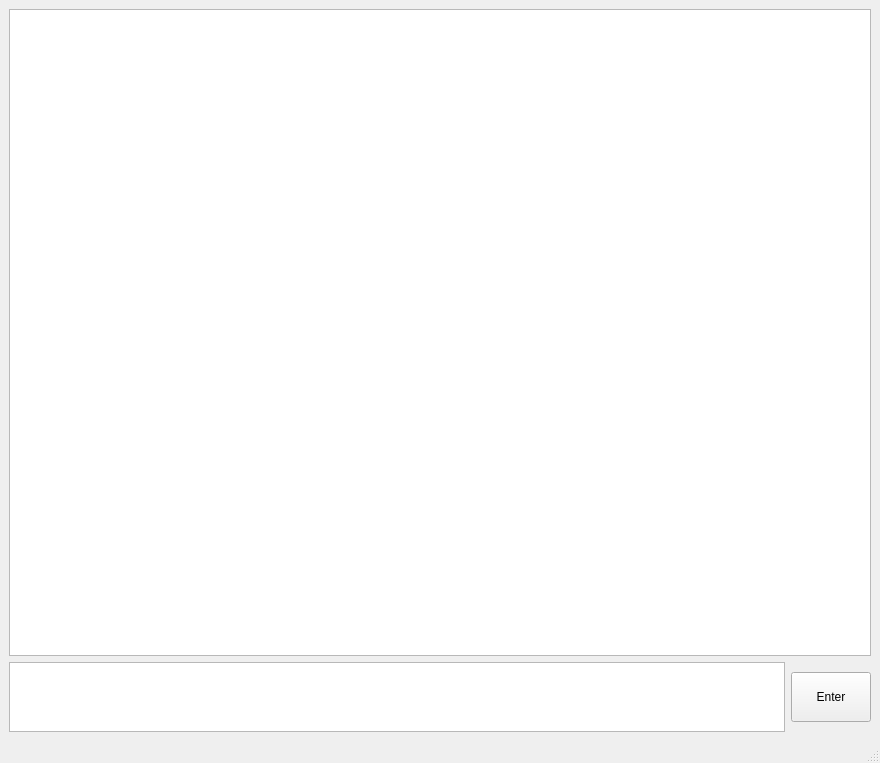
Qt form src/interface.ui (Mark-mmv/Demo_ChatBot) before a commit.
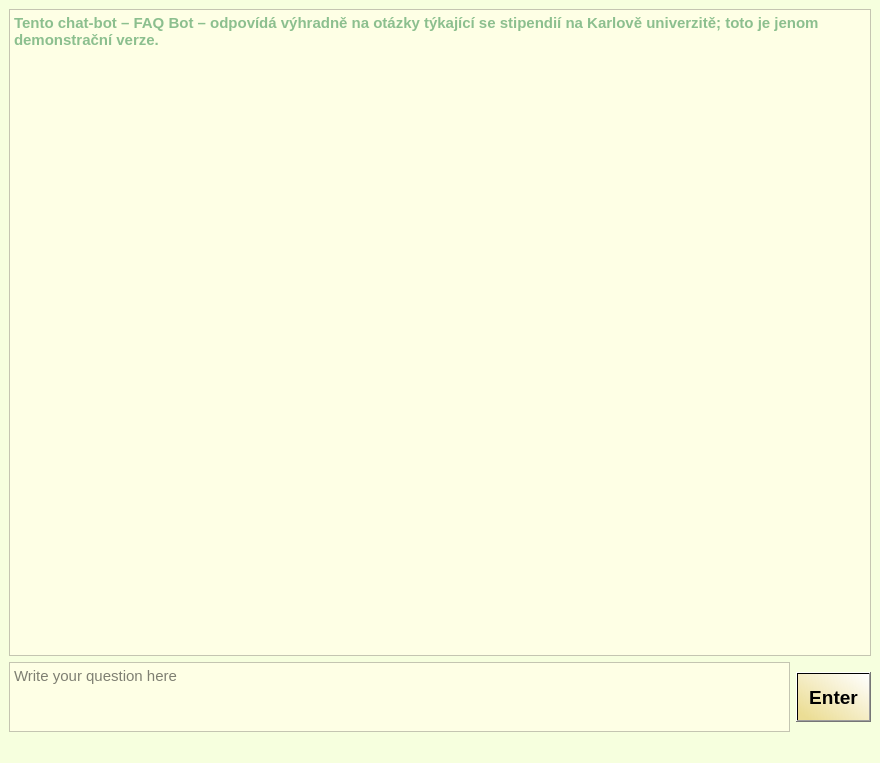
The same form after that commit.

Commit message: 2 commit, some interface changes and create .env_example

Diff of the .ui file:
```diff
--- a/src/interface.ui
+++ b/src/interface.ui
@@ -11,7 +11,10 @@
    </rect>
   </property>
   <property name="windowTitle">
-   <string>MainWindow</string>
+   <string>FAQ Bot</string>
+  </property>
+  <property name="styleSheet">
+   <string notr="true">background-color: rgb(246, 255, 222);</string>
   </property>
   <widget class="QWidget" name="centralwidget">
    <layout class="QVBoxLayout" name="verticalLayout">
@@ -20,6 +23,15 @@
       <property name="palette">
        <palette>
         <active>
+         <colorrole role="Button">
+          <brush brushstyle="SolidPattern">
+           <color alpha="255">
+            <red>254</red>
+            <green>255</green>
+            <blue>229</blue>
+           </color>
+          </brush>
+         </colorrole>
          <colorrole role="Text">
           <brush brushstyle="SolidPattern">
            <color alpha="255">
@@ -29,6 +41,24 @@
            </color>
           </brush>
          </colorrole>
+         <colorrole role="Base">
+          <brush brushstyle="SolidPattern">
+           <color alpha="255">
+            <red>254</red>
+            <green>255</green>
+            <blue>229</blue>
+           </color>
+          </brush>
+         </colorrole>
+         <colorrole role="Window">
+          <brush brushstyle="SolidPattern">
+           <color alpha="255">
+            <red>254</red>
+            <green>255</green>
+            <blue>229</blue>
+           </color>
+          </brush>
+         </colorrole>
          <colorrole role="PlaceholderText">
           <brush brushstyle="SolidPattern">
            <color alpha="128">
@@ -40,6 +70,15 @@
          </colorrole>
         </active>
         <inactive>
+         <colorrole role="Button">
+          <brush brushstyle="SolidPattern">
+           <color alpha="255">
+            <red>254</red>
+            <green>255</green>
+            <blue>229</blue>
+           </color>
+          </brush>
+         </colorrole>
          <colorrole role="Text">
           <brush brushstyle="SolidPattern">
            <color alpha="255">
@@ -49,6 +88,24 @@
            </color>
           </brush>
          </colorrole>
+         <colorrole role="Base">
+          <brush brushstyle="SolidPattern">
+           <color alpha="255">
+            <red>254</red>
+            <green>255</green>
+            <blue>229</blue>
+           </color>
+          </brush>
+         </colorrole>
+         <colorrole role="Window">
+          <brush brushstyle="SolidPattern">
+           <color alpha="255">
+            <red>254</red>
+            <green>255</green>
+            <blue>229</blue>
+           </color>
+          </brush>
+         </colorrole>
          <colorrole role="PlaceholderText">
           <brush brushstyle="SolidPattern">
            <color alpha="128">
@@ -60,6 +117,15 @@
          </colorrole>
         </inactive>
         <disabled>
+         <colorrole role="Button">
+          <brush brushstyle="SolidPattern">
+           <color alpha="255">
+            <red>254</red>
+            <green>255</green>
+            <blue>229</blue>
+           </color>
+          </brush>
+         </colorrole>
          <colorrole role="Text">
           <brush brushstyle="SolidPattern">
            <color alpha="255">
@@ -69,6 +135,24 @@
            </color>
           </brush>
          </colorrole>
+         <colorrole role="Base">
+          <brush brushstyle="SolidPattern">
+           <color alpha="255">
+            <red>254</red>
+            <green>255</green>
+            <blue>229</blue>
+           </color>
+          </brush>
+         </colorrole>
+         <colorrole role="Window">
+          <brush brushstyle="SolidPattern">
+           <color alpha="255">
+            <red>254</red>
+            <green>255</green>
+            <blue>229</blue>
+           </color>
+          </brush>
+         </colorrole>
          <colorrole role="PlaceholderText">
           <brush brushstyle="SolidPattern">
            <color alpha="128">
@@ -88,6 +172,12 @@
         <bold>true</bold>
        </font>
       </property>
+      <property name="styleSheet">
+       <string notr="true">background-color: rgb(254, 255, 229);</string>
+      </property>
+      <property name="placeholderText">
+       <string>Tento chat-bot – FAQ Bot – odpovídá výhradně na otázky týkající se stipendií na Karlově univerzitě; toto je jenom demonstrační verze.</string>
+      </property>
      </widget>
     </item>
     <item>
@@ -111,6 +201,18 @@
           <pointsize>11</pointsize>
          </font>
         </property>
+        <property name="whatsThis">
+         <string/>
+        </property>
+        <property name="styleSheet">
+         <string notr="true">background-color: rgb(254, 255, 229);</string>
+        </property>
+        <property name="documentTitle">
+         <string>12314</string>
+        </property>
+        <property name="placeholderText">
+         <string>Write your question here</string>
+        </property>
        </widget>
       </item>
       <item>
@@ -127,6 +229,16 @@
           <height>50</height>
          </size>
         </property>
+        <property name="font">
+         <font>
+          <pointsize>14</pointsize>
+          <weight>75</weight>
+          <bold>true</bold>
+         </font>
+        </property>
+        <property name="styleSheet">
+         <string notr="true">background-color: qlineargradient(spread:pad, x1:0.091, y1:0.909, x2:1, y2:0, stop:0 rgba(214, 153, 0, 84), stop:1 rgba(255, 255, 255, 255));</string>
+        </property>
         <property name="text">
          <string>Enter</string>
         </property>
```
The commit also changes 2 other files.
